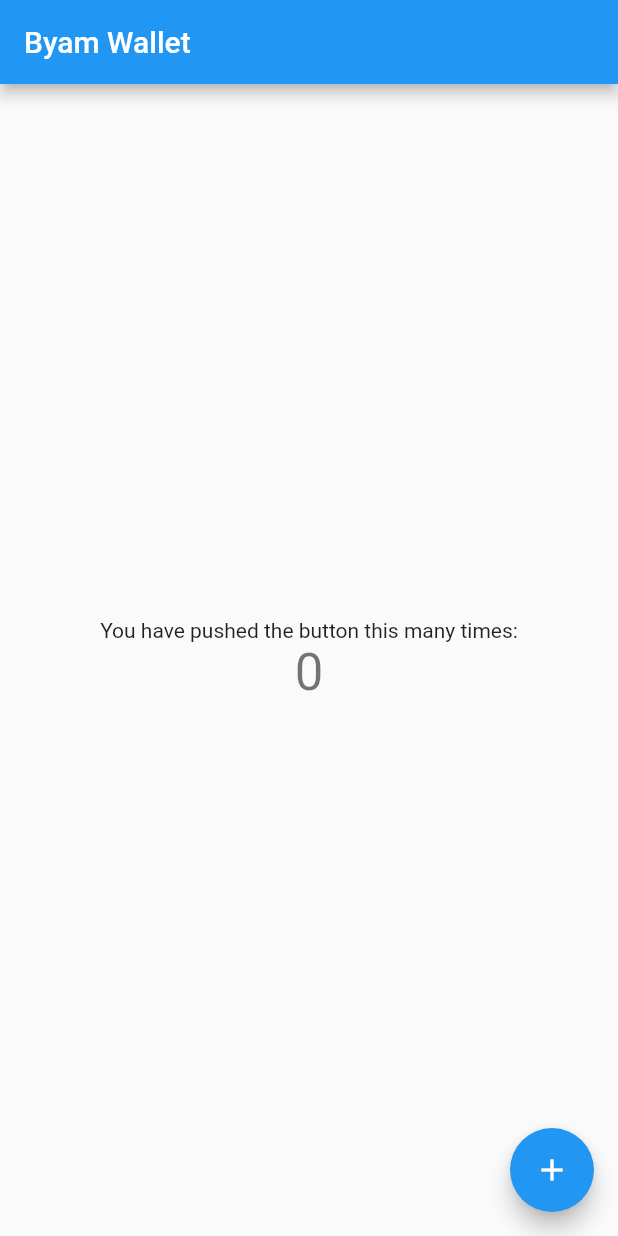
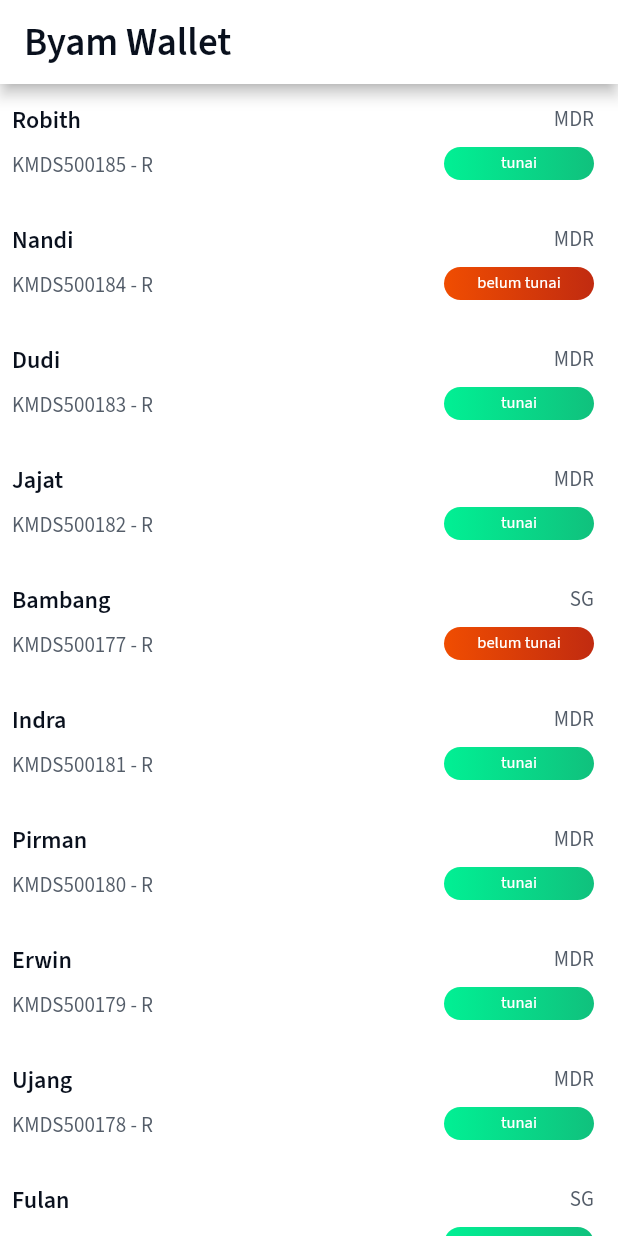
Before and after one commit to robithritz/byam-wallet, a Flutter app: the screen it shows after launch, on a phone screen of 412 x 824 dp. Run offline on Flutter 3.47's test engine with Material 2 defaults, Android fonts, the phone set to English and light mode, and no system bars; our stand-ins replace go_router, google_fonts.

Commit message:
add initial detail user page

```diff
--- /dev/null
+++ b/lib/Sample.dart
@@ -0,0 +1,4 @@
+class Sample {
+  String title;
+  Sample({required this.title});
+}
--- /dev/null
+++ b/lib/app_style.dart
@@ -0,0 +1,60 @@
+import 'package:flutter/material.dart';
+import 'package:google_fonts/google_fonts.dart';
+
+const Color bgColorLight = Color(0xFFFFFFFF);
+const Color bgColorLightHover = Color.fromARGB(255, 242, 242, 242);
+const Color bgColorLightTap = Color.fromARGB(255, 232, 230, 230);
+const Color bgColorChat = Color(0xFFF4F6F9);
+const Color bgColorOwnChat = Color(0xFFEAFFF3);
+
+const Color btnBgColorLight = Color(0x1A10C17D);
+const Color mainColorLight = Color(0xFF10C17D);
+const Color secondColorLight = Color(0xFF01F094);
+const List<Color> gradientColorLight = [
+  secondColorLight,
+  mainColorLight,
+];
+
+const List<Color> gradientColorGreen = [
+  secondColorLight,
+  mainColorLight,
+];
+
+const Color mainColorRed = Color.fromARGB(255, 193, 43, 16);
+const Color secondColorRed = Color.fromARGB(255, 240, 77, 1);
+const List<Color> gradientColorRed = [
+  secondColorRed,
+  mainColorRed,
+];
+
+const Color textColor = Color(0xff09101D);
+const Color secondTextColor = Color(0xFF2C3A4B);
+const Color tabBottomBorderColor = Color(0xffDADEE3);
+const Color textColorSubtitle = Color(0xFF545D69);
+const Color textColorChat = Color(0xFF6D7580);
+const Color iconColorChatSticker = Color(0xFF858C94);
+
+const Color tabBarUnselectedColor = Color(0xff545D69);
+// const Color tabBarSelectedColor = Color(0xff10C17D);
+
+const Color shadowColor = Color.fromRGBO(90, 108, 234, 0.1);
+
+final fontSourceSansProBold = GoogleFonts.sourceSansPro(
+  fontWeight: FontWeight.w700,
+);
+
+final fontSourceSansProSemiBold = GoogleFonts.sourceSansPro(
+  fontWeight: FontWeight.w600,
+);
+
+final fontSourceSansProMedium = GoogleFonts.sourceSansPro(
+  fontWeight: FontWeight.w500,
+);
+
+final fontSourceSansProRegular = GoogleFonts.sourceSansPro(
+  fontWeight: FontWeight.w400,
+);
+
+final fontSourceSansProLight = GoogleFonts.sourceSansPro(
+  fontWeight: FontWeight.w300,
+);
--- a/lib/main.dart
+++ b/lib/main.dart
@@ -1,36 +1,59 @@
+import 'package:byam_wallet/Sample.dart';
+import 'package:byam_wallet/app_style.dart';
+import 'package:byam_wallet/pages/list_users.dart';
+import 'package:byam_wallet/pages/user_detail.dart';
 import 'package:flutter/material.dart';
 import 'package:go_router/go_router.dart';
 
 void main() {
-  runApp(const MyApp());
+  runApp(const MyMain());
 }
 
 final _routes = GoRouter(
   routes: [
     GoRoute(
       path: '/',
-      builder: (context, state) => const SplashScreen(),
+      builder: (context, state) => const ListUsers(),
     ),
+    // GoRoute(
+    //     path: '/login',
+    //     builder: (context, state) => const Login(),
+    //     routes: [
+    //       GoRoute(
+    //         path: 'otp',
+    //         builder: (context, state) => const EnterOTP(),
+    //       ),
+    //     ]),
     GoRoute(
-        path: '/login',
-        builder: (context, state) => const Login(),
+        path: '/users',
+        builder: (context, state) => const ListUsers(),
         routes: [
           GoRoute(
-            path: 'otp',
-            builder: (context, state) => const EnterOTP(),
-          ),
-        ]),
-    GoRoute(
-        path: '/home',
-        builder: (context, state) => const TabCon(),
-        routes: [
-          GoRoute(
-            path: 'pc',
-            builder: (context, state) => const ChatRoomPrivate(),
+            name: 'users/detail',
+            path: 'detail',
+            builder: (context, state) {
+              Sample spl = state.extra as Sample;
+              return UserDetail(name: spl);
+            },
           ),
         ]),
   ],
 );
+
+class MyMain extends StatelessWidget {
+  const MyMain({super.key});
+
+  @override
+  Widget build(BuildContext context) {
+    return MaterialApp.router(
+      routerConfig: _routes,
+      title: 'Byam Wallet',
+      debugShowCheckedModeBanner: false,
+      theme: ThemeData(
+          appBarTheme: const AppBarTheme(backgroundColor: bgColorLight)),
+    );
+  }
+}
 
 class MyApp extends StatelessWidget {
   const MyApp({super.key});
--- /dev/null
+++ b/lib/pages/list_users.dart
@@ -0,0 +1,181 @@
+import 'package:byam_wallet/Sample.dart';
+import 'package:byam_wallet/app_style.dart';
+import 'package:flutter/material.dart';
+import 'package:go_router/go_router.dart';
+
+class ListUsers extends StatefulWidget {
+  const ListUsers({super.key});
+
+  @override
+  State<ListUsers> createState() => _ListUsersState();
+}
+
+class _ListUsersState extends State<ListUsers> {
+  final List<String> unread = [
+    'tunai',
+    'belum tunai',
+    'tunai',
+    'tunai',
+    'belum tunai',
+    'tunai',
+    'tunai',
+    'tunai',
+    'tunai',
+    'tunai'
+  ];
+
+  final List<Map<String, dynamic>> names = [
+    {'name': 'Robith', 'nik': 'KMDS500185', 'code_jb': 'MDR'},
+    {'name': 'Nandi', 'nik': 'KMDS500184', 'code_jb': 'MDR'},
+    {'name': 'Dudi', 'nik': 'KMDS500183', 'code_jb': 'MDR'},
+    {'name': 'Jajat', 'nik': 'KMDS500182', 'code_jb': 'MDR'},
+    {'name': 'Bambang', 'nik': 'KMDS500177', 'code_jb': 'SG'},
+    {'name': 'Indra', 'nik': 'KMDS500181', 'code_jb': 'MDR'},
+    {'name': 'Pirman', 'nik': 'KMDS500180', 'code_jb': 'MDR'},
+    {'name': 'Erwin', 'nik': 'KMDS500179', 'code_jb': 'MDR'},
+    {'name': 'Ujang', 'nik': 'KMDS500178', 'code_jb': 'MDR'},
+    {'name': 'Fulan', 'nik': 'KMDS500176', 'code_jb': 'SG'},
+  ];
+
+  List<Color> itemColor = [
+    bgColorLight,
+    bgColorLight,
+    bgColorLight,
+    bgColorLight,
+    bgColorLight,
+    bgColorLight,
+    bgColorLight,
+    bgColorLight,
+    bgColorLight,
+    bgColorLight
+  ];
+
+  Object a = {'name': 'ga'};
+
+  @override
+  Widget build(BuildContext context) {
+    return Scaffold(
+      appBar: AppBar(
+        title: Text(
+          'Byam Wallet',
+          style: fontSourceSansProSemiBold.copyWith(
+            fontSize: 26.0,
+            color: textColor,
+          ),
+        ),
+      ),
+      body: Container(
+        decoration: const BoxDecoration(
+          color: bgColorLight,
+        ),
+        padding: const EdgeInsets.symmetric(horizontal: 8.0),
+        child: ListView.builder(
+          itemCount: 10,
+          itemBuilder: (context, index) {
+            return InkWell(
+              onTapDown: (a) => changeColor(a, index),
+              onTapUp: (a) => revertColor(a, index),
+              onTap: () => context.goNamed('users/detail',
+                  extra: Sample(title: names[index]['name'])),
+              onTapCancel: () => revertColor(null, index),
+              onHover: (hovered) => hoverColor(hovered, index),
+              child: Container(
+                height: 70,
+                color: itemColor[index],
+                margin: const EdgeInsets.only(bottom: 6.0, top: 4.0),
+                child: Row(
+                  children: [
+                    Expanded(
+                      child: Column(
+                        mainAxisAlignment: MainAxisAlignment.center,
+                        crossAxisAlignment: CrossAxisAlignment.start,
+                        children: [
+                          Text(
+                            names[index]['name'],
+                            style: fontSourceSansProSemiBold.copyWith(
+                              fontSize: 16.0,
+                              color: textColor,
+                            ),
+                          ),
+                          const SizedBox(height: 8.0),
+                          Text(
+                            "${names[index]['nik']} - R",
+                            style: fontSourceSansProRegular.copyWith(
+                              fontSize: 14.0,
+                              color: textColorSubtitle,
+                            ),
+                          ),
+                        ],
+                      ),
+                    ),
+                    Padding(
+                      padding: const EdgeInsets.only(right: 8.0),
+                      child: Column(
+                        mainAxisAlignment: MainAxisAlignment.center,
+                        crossAxisAlignment: CrossAxisAlignment.end,
+                        children: [
+                          Text(
+                            names[index]['code_jb'],
+                            style: fontSourceSansProRegular.copyWith(
+                              fontSize: 14.0,
+                              color: textColorSubtitle,
+                            ),
+                          ),
+                          const SizedBox(height: 8.0),
+                          Container(
+                            width: 100,
+                            height: 22,
+                            decoration: unread[index] == 'tunai'
+                                ? BoxDecoration(
+                                    gradient: const LinearGradient(
+                                        colors: gradientColorGreen),
+                                    borderRadius: BorderRadius.circular(50.0),
+                                  )
+                                : BoxDecoration(
+                                    gradient: const LinearGradient(
+                                        colors: gradientColorRed),
+                                    borderRadius: BorderRadius.circular(50.0),
+                                  ),
+                            child: Center(
+                              child: Text(
+                                unread[index],
+                                style: fontSourceSansProRegular.copyWith(
+                                    fontSize: 11.0, color: bgColorLight),
+                              ),
+                            ),
+                          )
+                        ],
+                      ),
+                    ),
+                  ],
+                ),
+              ),
+            );
+          },
+        ),
+      ),
+    );
+  }
+
+  void hoverColor(bool hovered, int idx) {
+    setState(() {
+      if (hovered) {
+        itemColor[idx] = bgColorLightHover;
+      } else {
+        itemColor[idx] = bgColorLight;
+      }
+    });
+  }
+
+  void changeColor(TapDownDetails a, int idx) {
+    setState(() {
+      itemColor[idx] = bgColorLightTap;
+    });
+  }
+
+  void revertColor(TapUpDetails? a, int idx) {
+    setState(() {
+      itemColor[idx] = bgColorLight;
+    });
+  }
+}
--- a/pubspec.yaml
+++ b/pubspec.yaml
@@ -37,6 +37,7 @@ dependencies:
   # Use with the CupertinoIcons class for iOS style icons.
   cupertino_icons: ^1.0.2
   go_router: ^10.0.0
+  google_fonts: ^4.0.4
 
 dev_dependencies:
   flutter_test:
@@ -65,6 +66,10 @@ flutter:
   #   - images/a_dot_burr.jpeg
   #   - images/a_dot_ham.jpeg
 
+  assets:
+    - assets/images/
+    - assets/icons/
+
   # An image asset can refer to one or more resolution-specific "variants", see
   # https://flutter.dev/assets-and-images/#resolution-aware
 
```
Also changed, not shown: lib/pages/user_detail.dart (added, +105 -0 lines), assets/icons/back_icon.png (added), assets/icons/icon_attachment.png (added), assets/icons/icon_call.png (added), assets/icons/icon_call2x.png (added), assets/icons/icon_call_green.png (added), assets/icons/icon_camera.png (added), assets/icons/icon_chat_read.png (added), assets/icons/icon_chat_send.png (added), assets/icons/icon_chat_send2x.png (added), assets/icons/icon_sticker.png (added), assets/icons/icon_videocall.png (added), assets/images/Group.png (added), assets/images/cc-logo.png (added), 2 more files, 11 other files.
